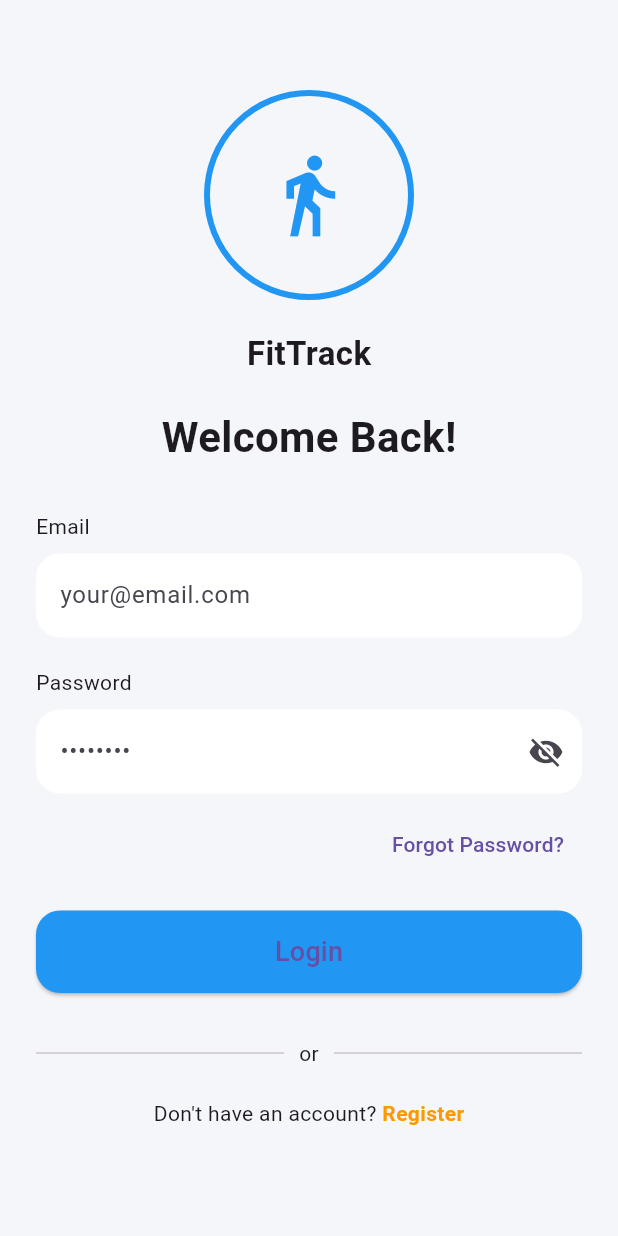
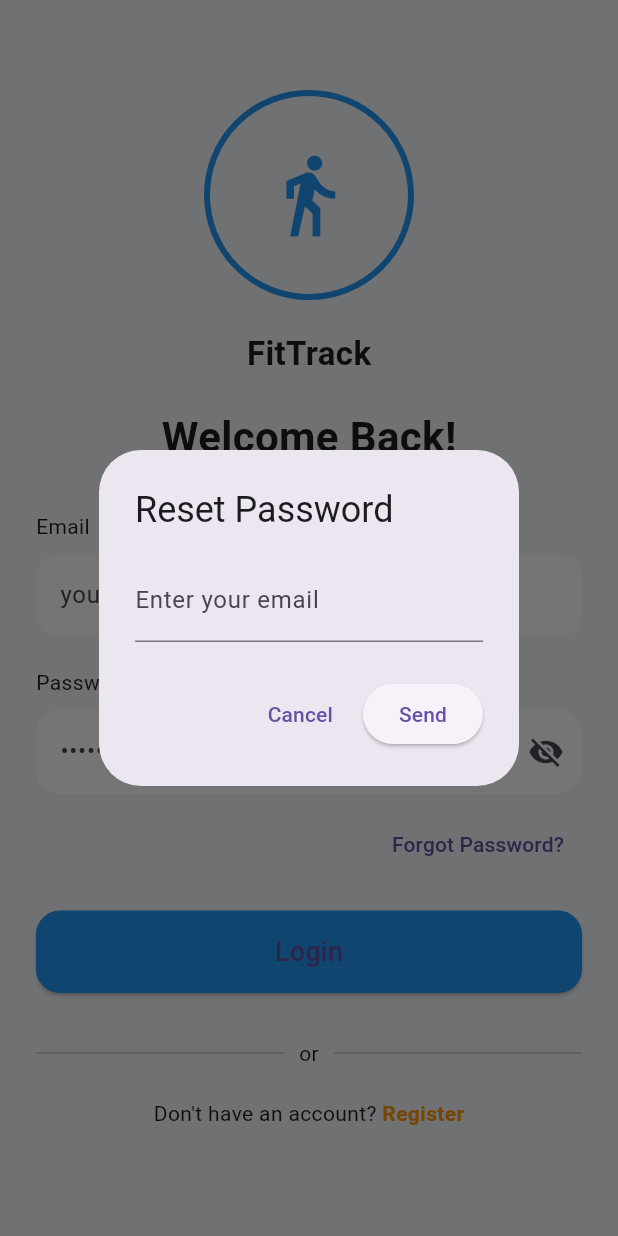
Before and after one commit to Musharraf-Mahad/Fitness-app-Flutter-Project-, a Flutter app: the screen it shows after launch, after a tap on "Forgot Password?", on a phone screen of 412 x 824 dp. Run offline on Flutter 3.47's test engine with Material 3 defaults, Android fonts, the phone set to English and light mode, and no system bars; our stand-ins replace cloud_firestore, firebase_auth, firebase_core; accounts and stored records are empty.

Commit message:
add forget password functionality

```diff
--- a/lib/screens/login_screen.dart
+++ b/lib/screens/login_screen.dart
@@ -1,7 +1,7 @@
 import 'package:flutter/material.dart';
+import 'package:firebase_auth/firebase_auth.dart';
 import 'package:fitness_app/services/auth_service.dart';
 import 'register_screen.dart';
-// import 'dashboard_screen.dart';
 import 'main_screen.dart';
 
 class LoginScreen extends StatefulWidget {
@@ -17,15 +17,22 @@ class _LoginScreenState extends State<LoginScreen> {
 
   bool isPasswordHidden = true;
 
+  // 🔷 LOGIN
   Future<void> loginUser() async {
-    if (emailController.text.isEmpty || passwordController.text.isEmpty) {
+    if (emailController.text.isEmpty ||
+        passwordController.text.isEmpty) {
+
       ScaffoldMessenger.of(context).showSnackBar(
-        const SnackBar(content: Text("Please fill all fields")),
+        const SnackBar(
+          content: Text("Please fill all fields"),
+        ),
       );
+
       return;
     }
 
     try {
+
       await AuthService().login(
         emailController.text.trim(),
         passwordController.text.trim(),
@@ -33,33 +40,124 @@ class _LoginScreenState extends State<LoginScreen> {
 
       Navigator.pushReplacement(
         context,
-        MaterialPageRoute(builder: (_) => const MainScreen()),
+        MaterialPageRoute(
+          builder: (_) => const MainScreen(),
+        ),
       );
+
     } catch (e) {
+
       ScaffoldMessenger.of(context).showSnackBar(
-        const SnackBar(content: Text("Login failed")),
+        const SnackBar(
+          content: Text("Login failed"),
+        ),
       );
     }
+  }
+
+  // 🔷 FORGOT PASSWORD
+  Future<void> forgotPassword() async {
+    final emailResetController =
+        TextEditingController();
+
+    showDialog(
+      context: context,
+      builder: (context) {
+        return AlertDialog(
+          title: const Text("Reset Password"),
+
+          content: TextField(
+            controller: emailResetController,
+
+            keyboardType:
+                TextInputType.emailAddress,
+
+            decoration: const InputDecoration(
+              labelText: "Enter your email",
+            ),
+          ),
+
+          actions: [
+
+            // CANCEL
+            TextButton(
+              onPressed: () {
+                Navigator.pop(context);
+              },
+              child: const Text("Cancel"),
+            ),
+
+            // SEND
+            ElevatedButton(
+              onPressed: () async {
+                try {
+
+                  await FirebaseAuth.instance
+                      .sendPasswordResetEmail(
+                    email:
+                        emailResetController.text
+                            .trim(),
+                  );
+
+                  Navigator.pop(context);
+
+                  ScaffoldMessenger.of(context)
+                      .showSnackBar(
+                    const SnackBar(
+                      content: Text(
+                        "Password reset email sent",
+                      ),
+                    ),
+                  );
+
+                } catch (e) {
+
+                  ScaffoldMessenger.of(context)
+                      .showSnackBar(
+                    const SnackBar(
+                      content: Text(
+                        "Failed to send reset email",
+                      ),
+                    ),
+                  );
+                }
+              },
+              child: const Text("Send"),
+            ),
+          ],
+        );
+      },
+    );
   }
 
   @override
   Widget build(BuildContext context) {
     return Scaffold(
       backgroundColor: const Color(0xFFF5F6FA),
+
       body: SingleChildScrollView(
-        padding: const EdgeInsets.symmetric(horizontal: 24),
+        padding: const EdgeInsets.symmetric(
+          horizontal: 24,
+        ),
+
         child: Column(
           children: [
+
             const SizedBox(height: 60),
 
-            // Logo
+            // 🔷 LOGO
             Container(
               width: 140,
               height: 140,
+
               decoration: BoxDecoration(
                 shape: BoxShape.circle,
-                border: Border.all(color: Colors.blue, width: 4),
+                border: Border.all(
+                  color: Colors.blue,
+                  width: 4,
+                ),
               ),
+
               child: const Icon(
                 Icons.directions_walk,
                 size: 60,
@@ -69,34 +167,47 @@ class _LoginScreenState extends State<LoginScreen> {
 
             const SizedBox(height: 20),
 
+            // 🔷 TITLE
             const Text(
               "FitTrack",
-              style: TextStyle(fontSize: 22, fontWeight: FontWeight.bold),
+              style: TextStyle(
+                fontSize: 22,
+                fontWeight: FontWeight.bold,
+              ),
             ),
 
             const SizedBox(height: 20),
 
             const Text(
               "Welcome Back!",
-              style: TextStyle(fontSize: 28, fontWeight: FontWeight.bold),
+              style: TextStyle(
+                fontSize: 28,
+                fontWeight: FontWeight.bold,
+              ),
             ),
 
             const SizedBox(height: 30),
 
-            // EMAIL
+            // 🔷 EMAIL
             const Align(
               alignment: Alignment.centerLeft,
               child: Text("Email"),
             ),
+
             const SizedBox(height: 8),
+
             TextField(
               controller: emailController,
+
               decoration: InputDecoration(
                 hintText: "your@email.com",
+
                 filled: true,
                 fillColor: Colors.white,
+
                 border: OutlineInputBorder(
-                  borderRadius: BorderRadius.circular(16),
+                  borderRadius:
+                      BorderRadius.circular(16),
                   borderSide: BorderSide.none,
                 ),
               ),
@@ -104,33 +215,42 @@ class _LoginScreenState extends State<LoginScreen> {
 
             const SizedBox(height: 20),
 
-            // PASSWORD
+            // 🔷 PASSWORD
             const Align(
               alignment: Alignment.centerLeft,
               child: Text("Password"),
             ),
+
             const SizedBox(height: 8),
+
             TextField(
               controller: passwordController,
               obscureText: isPasswordHidden,
+
               decoration: InputDecoration(
                 hintText: "••••••••",
+
                 filled: true,
                 fillColor: Colors.white,
+
                 suffixIcon: IconButton(
                   icon: Icon(
                     isPasswordHidden
                         ? Icons.visibility_off
                         : Icons.visibility,
                   ),
+
                   onPressed: () {
                     setState(() {
-                      isPasswordHidden = !isPasswordHidden;
+                      isPasswordHidden =
+                          !isPasswordHidden;
                     });
                   },
                 ),
+
                 border: OutlineInputBorder(
-                  borderRadius: BorderRadius.circular(16),
+                  borderRadius:
+                      BorderRadius.circular(16),
                   borderSide: BorderSide.none,
                 ),
               ),
@@ -138,28 +258,38 @@ class _LoginScreenState extends State<LoginScreen> {
 
             const SizedBox(height: 10),
 
+            // 🔷 FORGOT PASSWORD
             Align(
               alignment: Alignment.centerRight,
+
               child: TextButton(
-                onPressed: () {},
-                child: const Text("Forgot Password?"),
+                onPressed: forgotPassword,
+
+                child: const Text(
+                  "Forgot Password?",
+                ),
               ),
             ),
 
             const SizedBox(height: 20),
 
-            // LOGIN BUTTON
+            // 🔷 LOGIN BUTTON
             SizedBox(
               width: double.infinity,
               height: 55,
+
               child: ElevatedButton(
                 style: ElevatedButton.styleFrom(
                   backgroundColor: Colors.blue,
+
                   shape: RoundedRectangleBorder(
-                    borderRadius: BorderRadius.circular(16),
+                    borderRadius:
+                        BorderRadius.circular(16),
                   ),
                 ),
+
                 onPressed: loginUser,
+
                 child: const Text(
                   "Login",
                   style: TextStyle(fontSize: 18),
@@ -169,39 +299,57 @@ class _LoginScreenState extends State<LoginScreen> {
 
             const SizedBox(height: 30),
 
-            // DIVIDER
+            // 🔷 DIVIDER
             Row(
               children: const [
+
                 Expanded(child: Divider()),
+
                 Padding(
-                  padding: EdgeInsets.symmetric(horizontal: 10),
+                  padding:
+                      EdgeInsets.symmetric(
+                    horizontal: 10,
+                  ),
+
                   child: Text("or"),
                 ),
+
                 Expanded(child: Divider()),
               ],
             ),
 
             const SizedBox(height: 20),
 
-            // REGISTER LINK (FIXED)
+            // 🔷 REGISTER LINK
             Row(
-              mainAxisAlignment: MainAxisAlignment.center,
+              mainAxisAlignment:
+                  MainAxisAlignment.center,
+
               children: [
-                const Text("Don't have an account? "),
+
+                const Text(
+                  "Don't have an account? ",
+                ),
+
                 GestureDetector(
                   onTap: () {
                     Navigator.pushReplacement(
                       context,
+
                       MaterialPageRoute(
-                        builder: (_) => const RegisterScreen(),
+                        builder: (_) =>
+                            const RegisterScreen(),
                       ),
                     );
                   },
+
                   child: const Text(
                     "Register",
+
                     style: TextStyle(
                       color: Colors.orange,
-                      fontWeight: FontWeight.bold,
+                      fontWeight:
+                          FontWeight.bold,
                     ),
                   ),
                 ),
```
